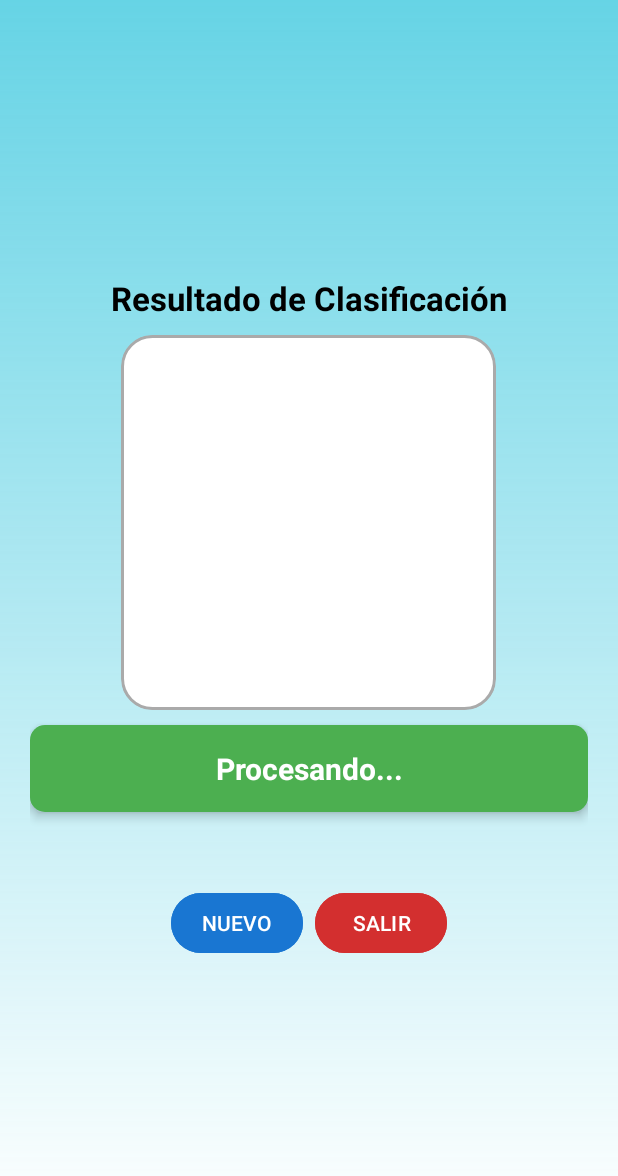
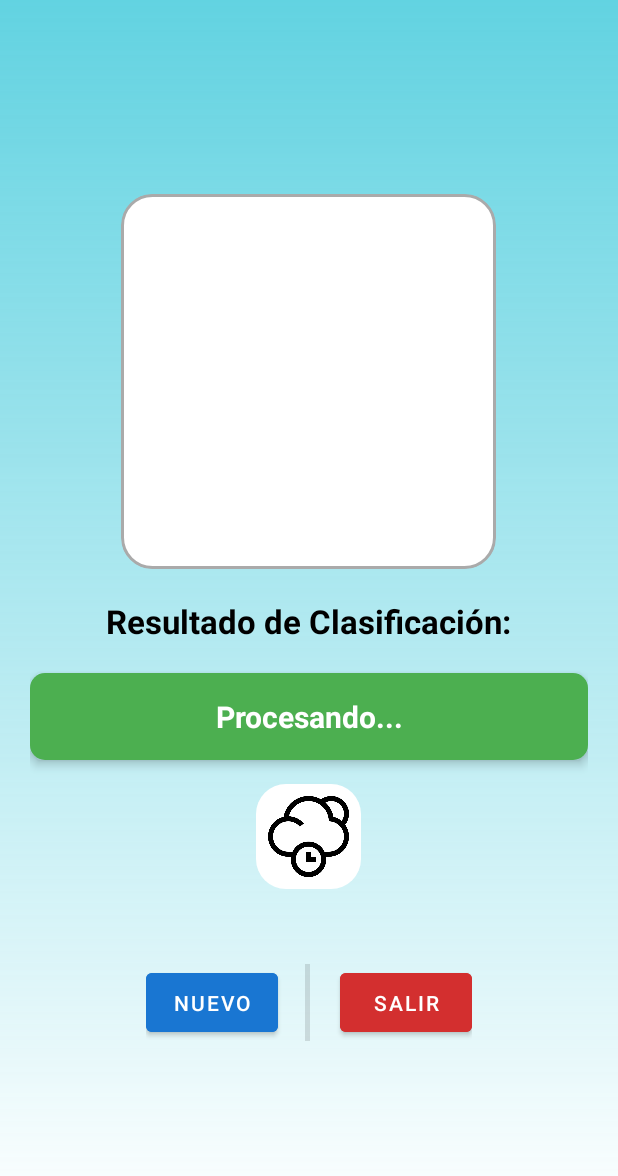
Before and after one commit to xanthony97x/kBasuraApp, an Android app: the ResultActivity screen opened directly, with no data from a screen before it, on a phone screen of 412 x 824 dp. Shown: the top 1176 px of the screen. Run offline under Robolectric (Android 15) with nearby library versions, the phone set to English and light mode, and no system bars; libraries missing offline, so code that uses them is left out: org.tensorflow.lite; 1 statement that could not run was skipped.

Commit message:
Commit activity result ok, corrigiendo capture, funcional al 100

```diff
--- a/app/src/main/res/layout/activity_capture.xml
+++ b/app/src/main/res/layout/activity_capture.xml
@@ -1,8 +1,7 @@
 <?xml version="1.0" encoding="utf-8"?>
 <RelativeLayout xmlns:android="http://schemas.android.com/apk/res/android"
     android:layout_width="match_parent"
-    android:layout_height="match_parent"
-    android:padding="16dp">
+    android:layout_height="match_parent">
 
     <androidx.camera.view.PreviewView
         android:id="@+id/previewView"
--- a/app/src/main/res/layout/activity_result.xml
+++ b/app/src/main/res/layout/activity_result.xml
@@ -1,50 +1,59 @@
-<LinearLayout
-    xmlns:android="http://schemas.android.com/apk/res/android"
+<LinearLayout xmlns:android="http://schemas.android.com/apk/res/android"
     android:layout_width="match_parent"
     android:layout_height="match_parent"
-    android:padding="20dp"
+    android:background="@drawable/background_gradient"
     android:gravity="center"
     android:orientation="vertical"
-    android:background="@drawable/background_gradient">
-
-    <!-- Título -->
-    <TextView
-        android:id="@+id/tv_title"
-        android:layout_width="wrap_content"
-        android:layout_height="wrap_content"
-        android:text="Resultado de Clasificación"
-        android:textSize="22sp"
-        android:textStyle="bold"
-        android:gravity="center"
-        android:paddingBottom="10dp"
-        android:textColor="@color/black"/>
+    android:padding="20dp">
 
     <!-- Imagen con bordes redondeados -->
     <ImageView
         android:id="@+id/imageView"
         android:layout_width="250dp"
         android:layout_height="250dp"
-        android:scaleType="centerCrop"
         android:adjustViewBounds="true"
         android:background="@drawable/rounded_corner"
         android:clipToOutline="true"
-        android:contentDescription="Imagen capturada" />
-
+        android:contentDescription="Imagen capturada"
+        android:scaleType="centerCrop" />
 
     <!-- Resultado de la clasificación -->
+    <TextView
+        android:id="@+id/tv_title"
+        android:layout_width="wrap_content"
+        android:layout_height="wrap_content"
+        android:layout_marginTop="20dp"
+        android:background="#00FFFFFF"
+        android:gravity="center"
+        android:paddingBottom="10dp"
+        android:text="Resultado de Clasificación:"
+        android:textColor="@color/black"
+        android:textSize="22sp"
+        android:textStyle="bold" />
+
     <TextView
         android:id="@+id/tv_result"
         android:layout_width="match_parent"
         android:layout_height="wrap_content"
-        android:text="Procesando..."
-        android:textSize="20sp"
-        android:textStyle="bold"
+        android:layout_marginTop="10dp"
+        android:background="@drawable/result_background"
+        android:elevation="4dp"
         android:gravity="center"
         android:padding="15dp"
-        android:layout_marginTop="10dp"
-        android:background="@drawable/result_background"
+        android:text="Procesando..."
         android:textColor="@color/white"
-        android:elevation="4dp"/>
+        android:textSize="20sp"
+        android:textStyle="bold" />
+
+    <ImageView
+        android:id="@+id/iconView"
+        android:layout_width="70dp"
+        android:layout_height="70dp"
+        android:layout_gravity="center"
+        android:layout_marginTop="16dp"
+        android:background="@drawable/rounded_background"
+        android:scaleType="fitCenter"
+        android:src="@drawable/ic_default" />
 
     <LinearLayout
         android:layout_width="wrap_content"
@@ -62,6 +71,15 @@
             android:text="NUEVO"
             android:textColor="@android:color/white" />
 
+        <View
+            android:id="@+id/divider2"
+            android:layout_width="3dp"
+            android:layout_height="match_parent"
+            android:layout_marginLeft="10dp"
+            android:layout_marginRight="20dp"
+            android:layout_weight="1"
+            android:background="?android:attr/listDivider" />
+
         <Button
             android:id="@+id/btn_exit"
             android:layout_width="wrap_content"
--- a/app/src/main/res/values/colors.xml
+++ b/app/src/main/res/values/colors.xml
@@ -14,4 +14,6 @@
     <color name="brown">#795548</color> <!-- Marrón para orgánico -->
     <color name="gray">#9E9E9E</color> <!-- Gris para metales -->
     <color name="purple">#7B1FA2</color> <!-- Morado para papel -->
+
+
 </resources>
--- a/app/src/main/res/values/themes.xml
+++ b/app/src/main/res/values/themes.xml
@@ -1,9 +1,32 @@
+<?xml version="1.0" encoding="utf-8"?>
 <resources xmlns:tools="http://schemas.android.com/tools">
-    <!-- Base application theme. -->
-    <style name="Base.Theme.Kbasura" parent="Theme.Material3.DayNight.NoActionBar">
-        <!-- Customize your light theme here. -->
-        <!-- <item name="colorPrimary">@color/my_light_primary</item> -->
+    <!-- Tema principal de la app -->
+    <style name="Theme.Kbasura" parent="Theme.MaterialComponents.Light.NoActionBar">
+        <!-- Colores principales -->
+        <item name="colorPrimary">#4A90E2</item> <!-- Azul claro -->
+        <item name="colorPrimaryVariant">#357ABD</item> <!-- Azul más oscuro -->
+        <item name="colorSecondary">#F5A623</item> <!-- Naranja para contrastar -->
+
+        <!-- Fondo y contenido -->
+        <item name="android:colorBackground">#F5F5F5</item> <!-- Fondo gris claro -->
+        <item name="android:textColorPrimary">#212121</item> <!-- Texto principal negro -->
+        <item name="android:textColorSecondary">#757575</item> <!-- Texto secundario gris -->
+
+        <!-- Barra de estado -->
+        <item name="android:statusBarColor">#357ABD</item> <!-- Azul oscuro -->
+        <item name="android:navigationBarColor">#000000</item> <!-- Barra de navegación blanca -->
+
+        <!-- Botones y componentes -->
+        <item name="colorOnPrimary">#FFFFFF</item> <!-- Texto en botones principales blanco -->
+        <item name="colorOnSecondary">#FFFFFF</item> <!-- Texto en botones secundarios blanco -->
+
+        <!-- Personalización de botones -->
+        <item name="buttonStyle">@style/Widget.MyApp.Button</item>
     </style>
 
-    <style name="Theme.Kbasura" parent="Base.Theme.Kbasura" />
+    <!-- Estilo para botones -->
+    <style name="Widget.MyApp.Button" parent="Widget.MaterialComponents.Button">
+        <item name="android:backgroundTint">#4A90E2</item>
+        <item name="android:textColor">#FFFFFF</item>
+    </style>
 </resources>
```
Also changed, not shown: app/src/main/java/com/marcoescalera/kbasura/ResultActivity.kt (+38 -26 lines), app/src/main/res/drawable/ic_default.png (added), app/src/main/res/drawable/ic_error.png (added), app/src/main/res/drawable/ic_no_reciclable.png (added), app/src/main/res/drawable/ic_organico.png (added), app/src/main/res/drawable/ic_reciclable.png (added).
